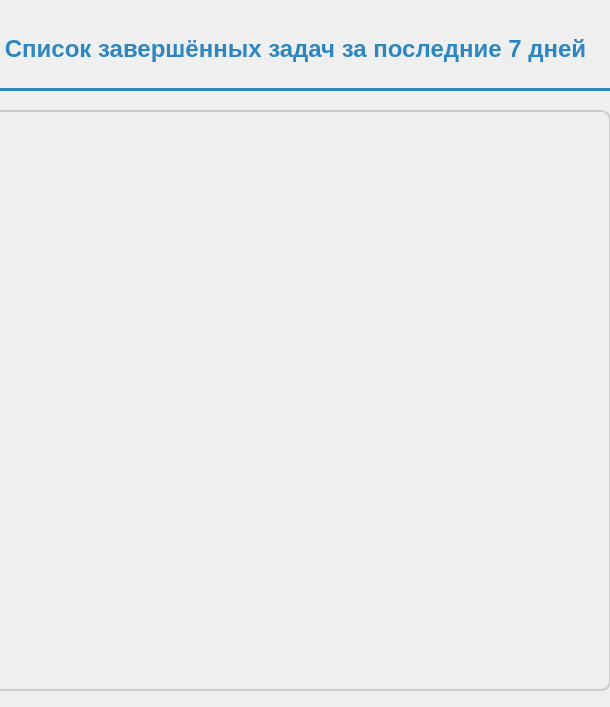
Before: the Qt Designer form design/ui_design/read_competed_window.ui in LEXA9996/To-Do-list, drawn with Qt 5.
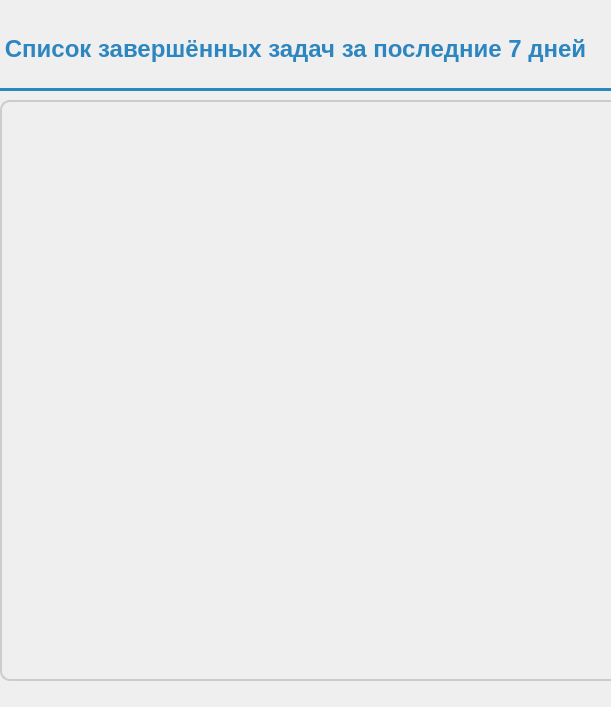
After: the same form once the commit is applied.

Patch:
```diff
--- a/design/ui_design/read_competed_window.ui
+++ b/design/ui_design/read_competed_window.ui
@@ -6,7 +6,7 @@
    <rect>
     <x>0</x>
     <y>0</y>
-    <width>610</width>
+    <width>611</width>
     <height>707</height>
    </rect>
   </property>
@@ -24,8 +24,8 @@
   <widget class="QListWidget" name="complected_task_wid">
    <property name="geometry">
     <rect>
-     <x>-50</x>
-     <y>110</y>
+     <x>0</x>
+     <y>100</y>
      <width>661</width>
      <height>581</height>
     </rect>
```
